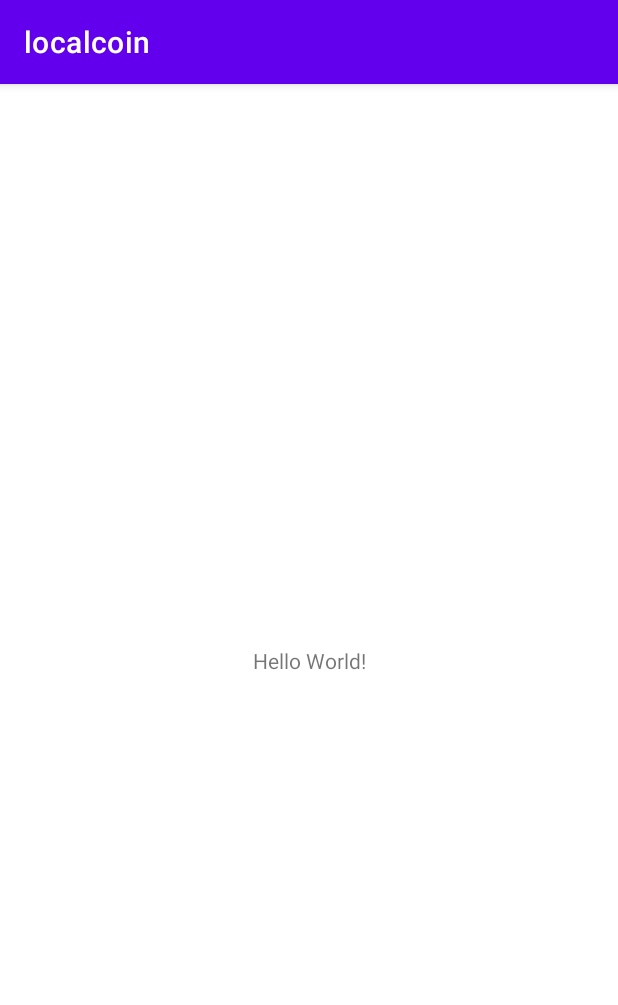
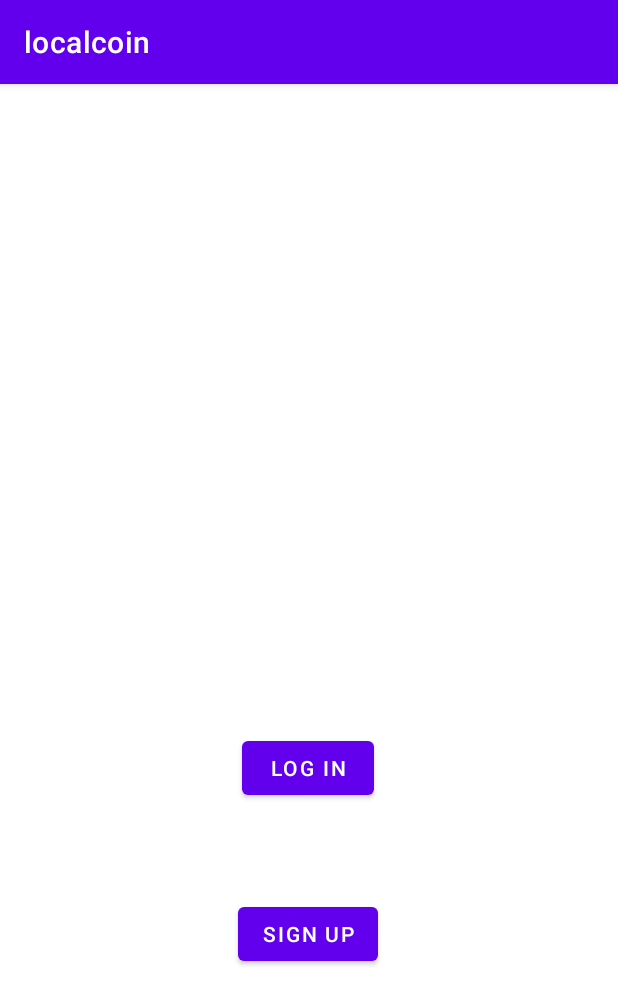
Before and after one commit to Ecnavda/localcoin, an Android app: the screen it shows after launch (MainActivity), on a phone screen of 412 x 824 dp. Shown: the top 1005 px of the screen. Run offline under Robolectric (Android 15) with nearby library versions, the phone set to English and light mode, and no system bars.

Commit message:
Basic Navigation/Created 3 Activities
Basic Navigation and created 3 activities (MainMenu, Login and Portfolio).

```diff
--- a/app/src/main/AndroidManifest.xml
+++ b/app/src/main/AndroidManifest.xml
@@ -10,6 +10,12 @@
         android:supportsRtl="true"
         android:theme="@style/Theme.Localcoin">
         <activity
+            android:name=".PortfolioActivity"
+            android:exported="true" />
+        <activity
+            android:name=".LoginActivity"
+            android:exported="true" />
+        <activity
             android:name=".MainActivity"
             android:exported="true">
             <intent-filter>
--- a/app/src/main/java/com/example/localcoin/MainActivity.kt
+++ b/app/src/main/java/com/example/localcoin/MainActivity.kt
@@ -1,11 +1,25 @@
 package com.example.localcoin
 
+import android.content.Intent
 import androidx.appcompat.app.AppCompatActivity
 import android.os.Bundle
+import android.view.View
+import android.widget.Button
+
 
 class MainActivity : AppCompatActivity() {
+
+
     override fun onCreate(savedInstanceState: Bundle?) {
         super.onCreate(savedInstanceState)
         setContentView(R.layout.activity_main)
+
+        val loginButton = findViewById<Button>(R.id.loginButton)
+        val signupButton = findViewById<Button>(R.id.signupButton)
+
+        loginButton.setOnClickListener{
+            val intention = Intent(this, LoginActivity::class.java)
+            this.startActivity(intention)
+        }
     }
 }
--- a/app/src/main/res/layout/activity_main.xml
+++ b/app/src/main/res/layout/activity_main.xml
@@ -6,13 +6,38 @@
     android:layout_height="match_parent"
     tools:context=".MainActivity">
 
-    <TextView
+    <Button
+        android:id="@+id/loginButton"
         android:layout_width="wrap_content"
         android:layout_height="wrap_content"
-        android:text="Hello World!"
+        android:text="Log in"
         app:layout_constraintBottom_toBottomOf="parent"
-        app:layout_constraintLeft_toLeftOf="parent"
-        app:layout_constraintRight_toRightOf="parent"
-        app:layout_constraintTop_toTopOf="parent" />
+        app:layout_constraintEnd_toEndOf="parent"
+        app:layout_constraintHorizontal_bias="0.498"
+        app:layout_constraintStart_toStartOf="parent"
+        app:layout_constraintTop_toTopOf="parent"
+        app:layout_constraintVertical_bias="0.6" />
+
+    <Button
+        android:id="@+id/signupButton"
+        android:layout_width="wrap_content"
+        android:layout_height="wrap_content"
+        android:text="Sign Up"
+        app:layout_constraintBottom_toBottomOf="parent"
+        app:layout_constraintEnd_toEndOf="parent"
+        app:layout_constraintHorizontal_bias="0.498"
+        app:layout_constraintStart_toStartOf="parent"
+        app:layout_constraintTop_toBottomOf="@+id/loginButton"
+        app:layout_constraintVertical_bias="0.262" />
+
+    <ImageView
+        android:id="@+id/imageView2"
+        android:layout_width="wrap_content"
+        android:layout_height="wrap_content"
+        app:layout_constraintBottom_toTopOf="@+id/loginButton"
+        app:layout_constraintEnd_toEndOf="parent"
+        app:layout_constraintStart_toStartOf="parent"
+        app:layout_constraintTop_toTopOf="parent"
+        tools:srcCompat="@tools:sample/avatars" />
 
 </androidx.constraintlayout.widget.ConstraintLayout>
```
Also changed, not shown: app/src/main/java/com/example/localcoin/LoginActivity.kt (added, +21 -0 lines), app/src/main/java/com/example/localcoin/PortfolioActivity.kt (added, +11 -0 lines), app/src/main/res/layout/activity_login.xml (added, +47 -0 lines), app/src/main/res/layout/activity_portfolio.xml (added, +61 -0 lines).
